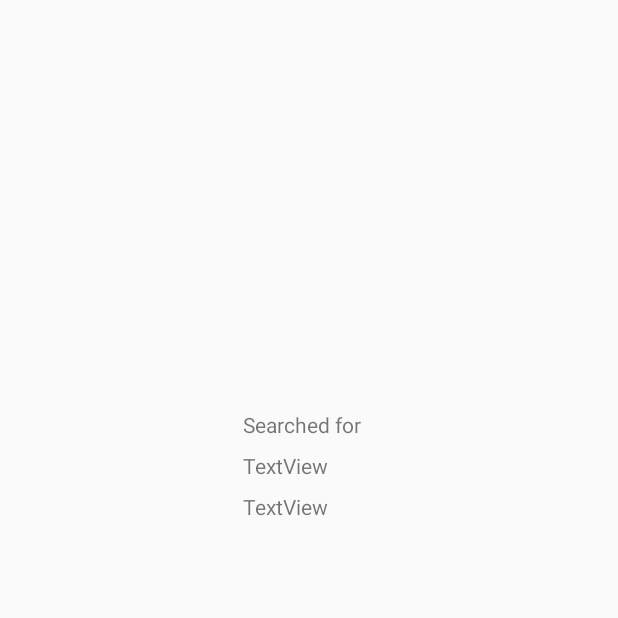
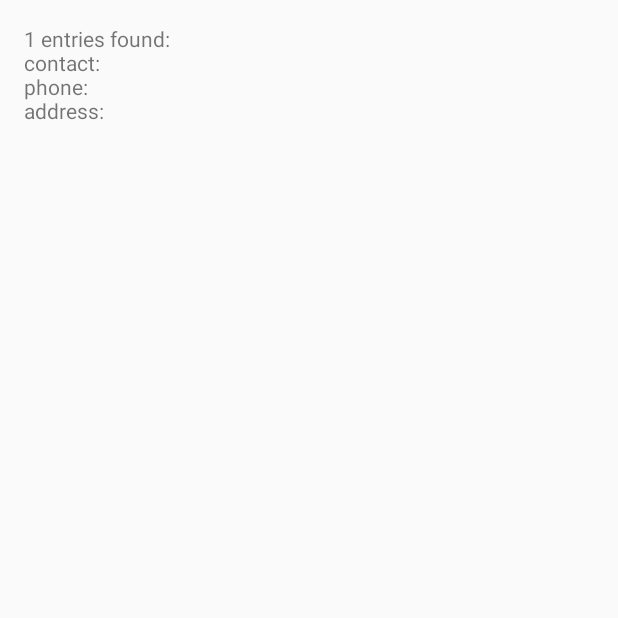
Before and after one commit to cjsefkow/SefkowConor_SQLnotes, an Android app: the screen it shows after launch (SearchActivity), after a tap on "SEARCH", on a phone screen of 412 x 824 dp, the top half of it. Run offline under Robolectric (Android 15) with nearby library versions, the phone set to English and light mode, and no system bars.

Commit message:
Finished search activity

```diff
--- a/app/src/main/java/com/example/sefkowc1167/mycontactapp/MainActivity.java
+++ b/app/src/main/java/com/example/sefkowc1167/mycontactapp/MainActivity.java
@@ -12,10 +12,10 @@ import android.widget.Toast;
 
 public class MainActivity extends AppCompatActivity {
 
-    DatabaseHelper myDb;
-    EditText editName;
-    EditText editAddress;
-    EditText editPhone;
+    public static DatabaseHelper myDb;
+    public EditText editName;
+    public EditText editAddress;
+    public EditText editPhone;
 
     @Override
     protected void onCreate(Bundle savedInstanceState) {
@@ -78,8 +78,33 @@ public class MainActivity extends AppCompatActivity {
     public void SearchRecord(View view) {
         Log.d("MyContactApp", "MainActivity: entered SearchRecord");
         Intent intent = new Intent(this, SearchActivity.class);
-        intent.putExtra(EXTRA_MESSAGE, editName.getText().toString());
+        intent.putExtra(EXTRA_MESSAGE, getRecords());
         startActivity(intent);
     }
 
+    private String getRecords() {
+        Cursor res = myDb.getAllData();
+        Log.d("MyContactApp", "MainActivity: getRecords: received cursor");
+        StringBuffer sb = new StringBuffer();
+        int counter = 0;
+        while (res.moveToNext()) {
+            if (res.getString(1).equals(editName.getText().toString())) {
+                for (int i = 1; i < 4; i++) {
+                    sb.append(res.getColumnName(i) + ": " + res.getString(i) + "\n");
+                }
+                sb.append("\n");
+                counter++;
+            }
+        }
+
+        if (counter == 0) {
+            return "No entries found: " + editName.getText().toString() + "'";
+        } else {
+            String name = editName.getText().toString();
+            if (name.equals("")) name = " ";
+            sb.insert(0, counter + " entries found: " + name + "\n");
+            return sb.toString();
+        }
+    }
+
 }
--- a/app/src/main/java/com/example/sefkowc1167/mycontactapp/SearchActivity.java
+++ b/app/src/main/java/com/example/sefkowc1167/mycontactapp/SearchActivity.java
@@ -1,30 +1,23 @@
 package com.example.sefkowc1167.mycontactapp;
 
 import android.content.Intent;
-import android.database.Cursor;
+import android.support.v7.app.AppCompatActivity;
 import android.os.Bundle;
-import android.support.v7.app.AppCompatActivity;
-import android.util.Log;
 import android.widget.TextView;
 
 public class SearchActivity extends AppCompatActivity {
 
     @Override
     protected void onCreate(Bundle savedInstanceState) {
-
-        Log.d("MyContactApp", "SearchActivity: entered");
         super.onCreate(savedInstanceState);
         setContentView(R.layout.search_activity);
 
-        //Get the intent that initiated this activity
+        // get intent that started activity
         Intent intent = getIntent();
         String message = intent.getStringExtra(MainActivity.EXTRA_MESSAGE);
 
-        //Capture the layout's textView and set the string as the text
+        // set string in text view
         TextView textView = findViewById(R.id.textView2);
-        textView.setText("Searched for " + message);
-
-
-
+        textView.setText(message);
     }
 }
--- a/app/src/main/res/layout/search_activity.xml
+++ b/app/src/main/res/layout/search_activity.xml
@@ -10,29 +10,10 @@
         android:id="@+id/textView2"
         android:layout_width="wrap_content"
         android:layout_height="wrap_content"
-        android:layout_marginStart="162dp"
-        android:layout_marginTop="273dp"
+        android:layout_marginStart="16dp"
+        android:layout_marginTop="16dp"
         android:text="TextView"
         app:layout_constraintStart_toStartOf="parent"
         app:layout_constraintTop_toTopOf="parent" />
 
-    <TextView
-        android:id="@+id/textView3"
-        android:layout_width="wrap_content"
-        android:layout_height="wrap_content"
-        android:layout_marginStart="162dp"
-        android:layout_marginTop="8dp"
-        android:text="TextView"
-        app:layout_constraintStart_toStartOf="parent"
-        app:layout_constraintTop_toBottomOf="@+id/textView2" />
-
-    <TextView
-        android:id="@+id/textView6"
-        android:layout_width="wrap_content"
-        android:layout_height="wrap_content"
-        android:layout_marginStart="162dp"
-        android:layout_marginTop="8dp"
-        android:text="TextView"
-        app:layout_constraintStart_toStartOf="parent"
-        app:layout_constraintTop_toBottomOf="@+id/textView3" />
 </android.support.constraint.ConstraintLayout>
```
